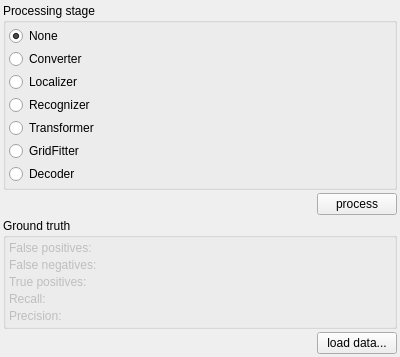
Qt form ToolWidget.ui (BioroboticsLab/biotracker_beesbook) before a commit.
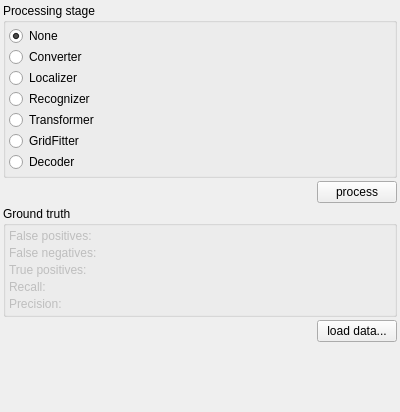
The same form after that commit.

The edit to the form file:
```diff
--- a/ToolWidget.ui
+++ b/ToolWidget.ui
@@ -7,7 +7,7 @@
     <x>0</x>
     <y>0</y>
     <width>400</width>
-    <height>352</height>
+    <height>412</height>
    </rect>
   </property>
   <property name="windowTitle">
@@ -36,7 +36,7 @@
      </property>
      <layout class="QVBoxLayout" name="verticalLayout_2">
       <property name="spacing">
-       <number>3</number>
+       <number>1</number>
       </property>
       <property name="leftMargin">
        <number>3</number>
```
